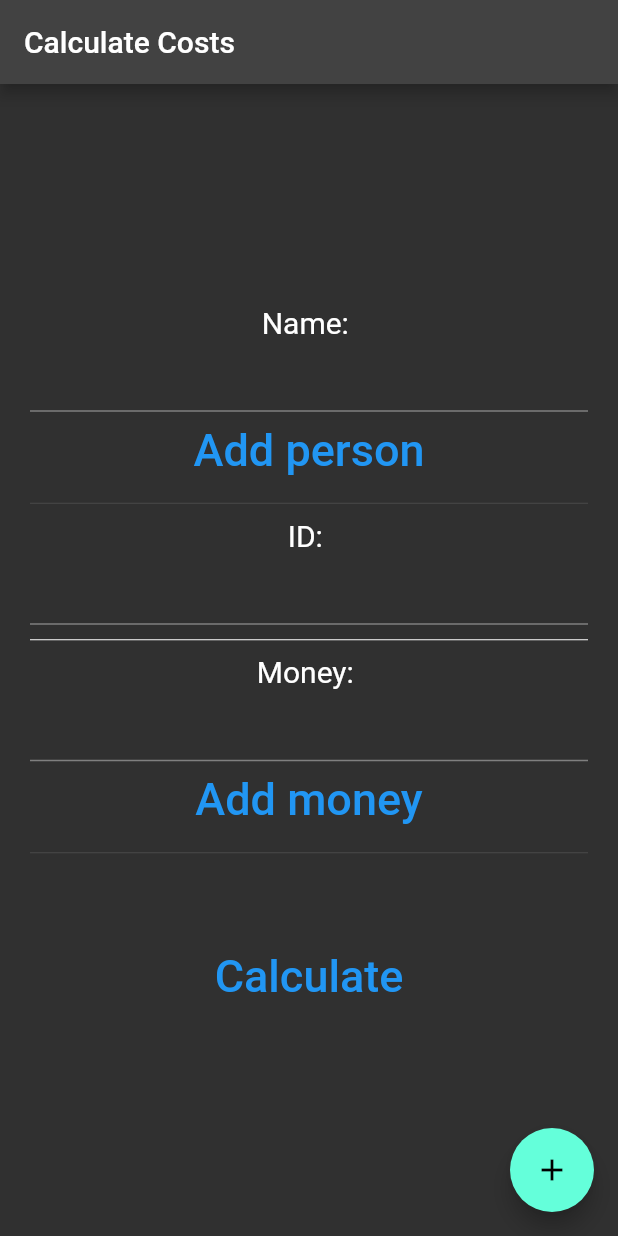
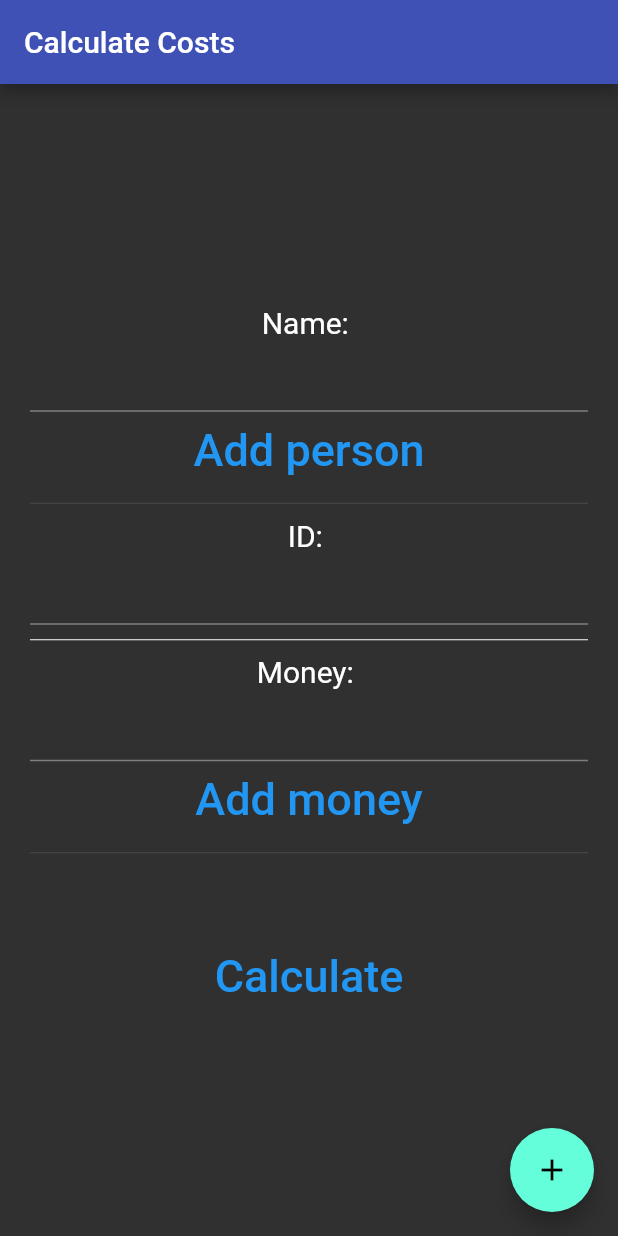
Before and after one commit to bautifrigole/ShareCosts, a Flutter app: the screen it shows after launch, on a phone screen of 412 x 824 dp. Run offline on Flutter 3.47's test engine with Material 2 defaults, Android fonts, the phone set to English and light mode, and no system bars.

Commit message:
Modified gitignore and appbar of app

```diff
--- a/APP/lib/screens/home_screen.dart
+++ b/APP/lib/screens/home_screen.dart
@@ -1,6 +1,4 @@
-import 'dart:convert';
 import 'package:app/domain/users_group.dart';
-import 'package:app/infrastructure/function.dart';
 
 import 'package:flutter/material.dart';
 
@@ -26,7 +24,10 @@ class _HomeState extends State<Home> {
   @override
   Widget build(BuildContext context) {
     return Scaffold(
-      appBar: AppBar(title: const Text("Calculate Costs")),
+      appBar: AppBar(
+          title: const Text("Calculate Costs"),
+          backgroundColor: Colors.indigo
+      ),
       floatingActionButton: FloatingActionButton(
         onPressed: () {},
         child: const Icon(Icons.add),
```
Also changed, not shown: 1 other file.
